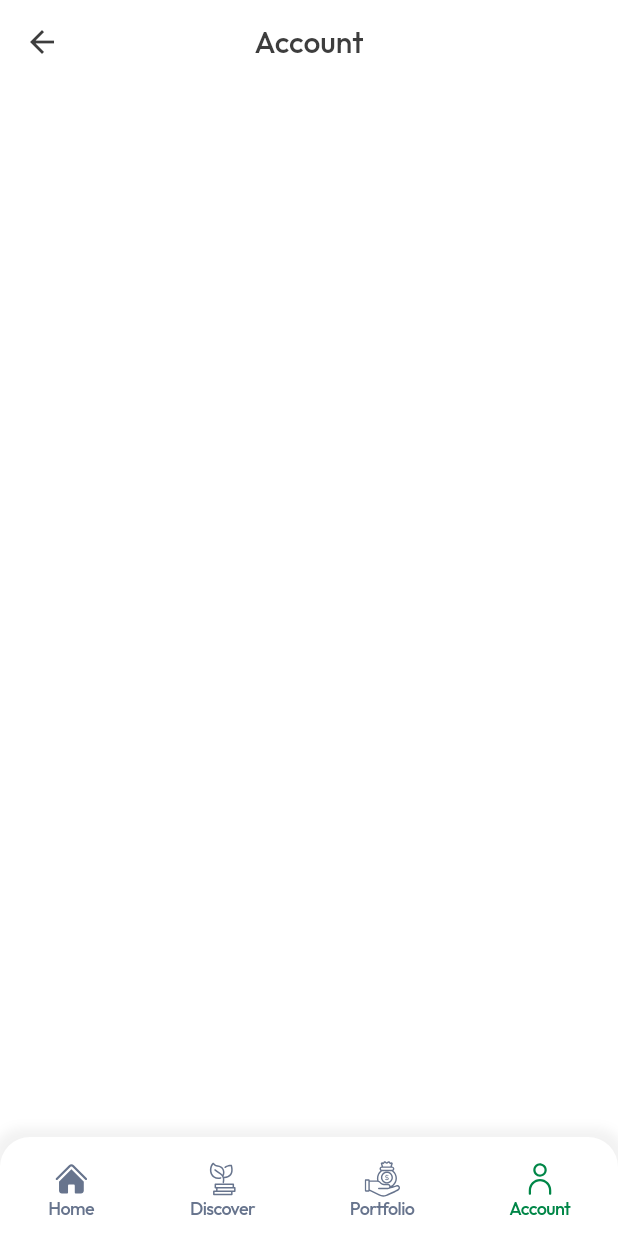
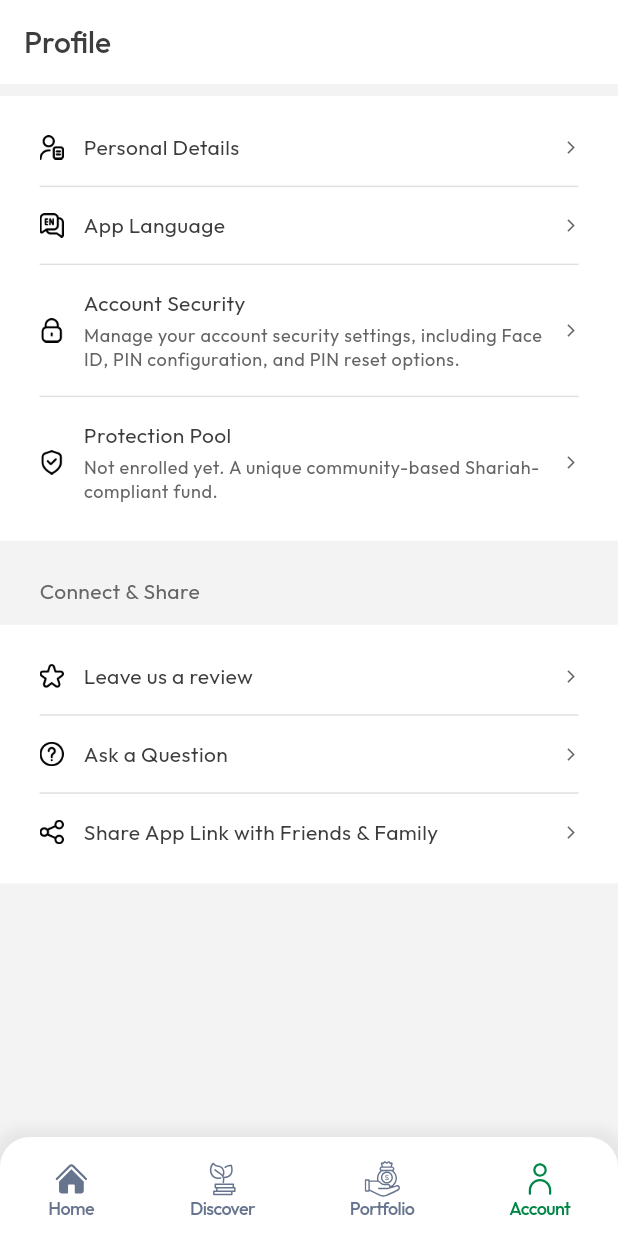
Before and after one commit to imsisojib-dev/investor_app_flutter, a Flutter app: the ScreenAccount screen opened by its route, on a phone screen of 412 x 824 dp. Run offline on Flutter 3.47's test engine with Material 3 defaults, Android fonts, the phone set to English and light mode, and no system bars; our stand-ins replace carousel_slider, chewie, equatable, fluro, flutter_bloc, flutter_screenutil and 2 more; network calls fail.

Commit message:
screen account ui added.

```diff
--- /dev/null
+++ b/lib/src/core/constants/asset_pngs.dart
@@ -0,0 +1,11 @@
+final class AssetPngs {
+  AssetPngs._();
+
+  static const String profile = 'assets/pngs/profile/profile.png';
+  static const String faq = 'assets/pngs/profile/faq.png';
+  static const String language = 'assets/pngs/profile/language.png';
+  static const String protection = 'assets/pngs/profile/protection.png';
+  static const String security = 'assets/pngs/profile/security.png';
+  static const String share = 'assets/pngs/profile/share.png';
+  static const String review = 'assets/pngs/profile/review.png';
+}
--- a/lib/src/features/account/presentation/screens/screen_account.dart
+++ b/lib/src/features/account/presentation/screens/screen_account.dart
@@ -1,19 +1,111 @@
 import 'package:flutter/material.dart';
+import 'package:flutter_screenutil/flutter_screenutil.dart';
+import 'package:investor_app_flutter/src/config/extensions/widget_extensions.dart';
+import 'package:investor_app_flutter/src/core/constants/asset_pngs.dart';
 import 'package:investor_app_flutter/src/core/enums/e_bottomnavigation.dart';
+import 'package:investor_app_flutter/src/core/theme/app_theme_extension.dart';
 import 'package:investor_app_flutter/src/shared/widgets/app_bottomnavigationbar.dart';
 
-class ScreenAccount extends StatelessWidget{
+class ScreenAccount extends StatelessWidget {
   const ScreenAccount({super.key});
 
   @override
   Widget build(BuildContext context) {
+    final theme = Theme.of(context);
+
     return Scaffold(
-      appBar: AppBar(
-        title: Text('Account'),
+      backgroundColor: theme.appColors.scaffoldSecondaryBg,
+      appBar: AppBar(title: Text('Profile'), centerTitle: false, automaticallyImplyLeading: false),
+      body: CustomScrollView(
+        slivers: [
+          const SliverToBoxAdapter(child: SizedBox(height: 8)),
+          SliverToBoxAdapter(
+            child: Container(
+              color: theme.appColors.white,
+              padding: EdgeInsets.symmetric(horizontal: 24.w, vertical: 16.h),
+              child: Column(
+                children: [
+                  _buildTile(context, assetPng: AssetPngs.profile, title: 'Personal Details'),
+                  Divider(color: theme.appColors.dividerColor, thickness: 1),
+                  _buildTile(context, assetPng: AssetPngs.language, title: 'App Language'),
+                  Divider(color: theme.appColors.dividerColor, thickness: 1),
+                  _buildTile(
+                    context,
+                    assetPng: AssetPngs.security,
+                    title: 'Account Security',
+                    description: "Manage your account security settings, including Face ID, PIN configuration, and PIN reset options.",
+                  ),
+                  Divider(color: theme.appColors.dividerColor, thickness: 1),
+                  _buildTile(
+                    context,
+                    assetPng: AssetPngs.protection,
+                    title: 'Protection Pool',
+                    description: "Not enrolled yet. A unique community-based Shariah-compliant fund.",
+                  ),
+                ],
+              ),
+            ),
+          ),
+          const SliverToBoxAdapter(child: SizedBox(height: 12)),
+          SliverToBoxAdapter(
+            child: Column(
+              crossAxisAlignment: CrossAxisAlignment.start,
+              children: [
+                Text(
+                  'Connect & Share',
+                  style: theme.textTheme.bodyMedium?.copyWith(color: theme.appColors.textSecondary),
+                ).padding(EdgeInsets.symmetric(horizontal: 24.w, vertical: 12)),
+                Container(
+                  color: theme.appColors.white,
+                  padding: EdgeInsets.symmetric(horizontal: 24.w, vertical: 16.h),
+                  child: Column(
+                    children: [
+                      _buildTile(context, assetPng: AssetPngs.review, title: 'Leave us a review'),
+                      Divider(color: theme.appColors.dividerColor, thickness: 1),
+                      _buildTile(context, assetPng: AssetPngs.faq, title: 'Ask a Question'),
+                      Divider(color: theme.appColors.dividerColor, thickness: 1),
+                      _buildTile(context, assetPng: AssetPngs.share, title: 'Share App Link with Friends & Family'),
+                    ],
+                  ),
+                ),
+              ],
+            ),
+          ),
+        ],
       ),
-      bottomNavigationBar: const AppBottomNavigationBar(
-        state: EBottomNavigationBar.account,
-      ),
+      bottomNavigationBar: const AppBottomNavigationBar(state: EBottomNavigationBar.account),
+    );
+  }
+
+  Widget _buildTile(BuildContext context, {required String assetPng, required String title, String? description, VoidCallback? onTap}) {
+    final theme = Theme.of(context);
+    return InkWell(
+      onTap: onTap,
+      child: Row(
+        children: [
+          Expanded(
+            child: Row(
+              children: [
+                Image.asset(assetPng, height: 16.r),
+                SizedBox(width: 12.w),
+                Flexible(
+                  child: Column(
+                    crossAxisAlignment: CrossAxisAlignment.start,
+                    children: [
+                      Text(title),
+                      if (description?.isNotEmpty ?? false) const SizedBox(height: 4),
+                      if (description?.isNotEmpty ?? false)
+                        Text(description!, style: theme.textTheme.bodySmall?.copyWith(color: theme.appColors.textSecondary)),
+                    ],
+                  ),
+                ),
+              ],
+            ),
+          ),
+          const SizedBox(width: 10),
+          Icon(Icons.arrow_forward_ios_sharp, color: theme.appColors.iconSecondary, size: 10),
+        ],
+      ).padding(EdgeInsets.symmetric(vertical: 8)),
     );
   }
 }
--- a/pubspec.yaml
+++ b/pubspec.yaml
@@ -77,6 +77,7 @@ flutter:
     - assets/svgs/
     - assets/svgs/bottomnav/
     - assets/pngs/
+    - assets/pngs/profile/
 
   # An image asset can refer to one or more resolution-specific "variants", see
   # https://flutter.dev/to/resolution-aware-images
```
Also changed, not shown: assets/pngs/profile/faq.png (added), assets/pngs/profile/language.png (added), assets/pngs/profile/profile.png (added), assets/pngs/profile/protection.png (added), assets/pngs/profile/review.png (added), assets/pngs/profile/security.png (added), assets/pngs/profile/share.png (added).
